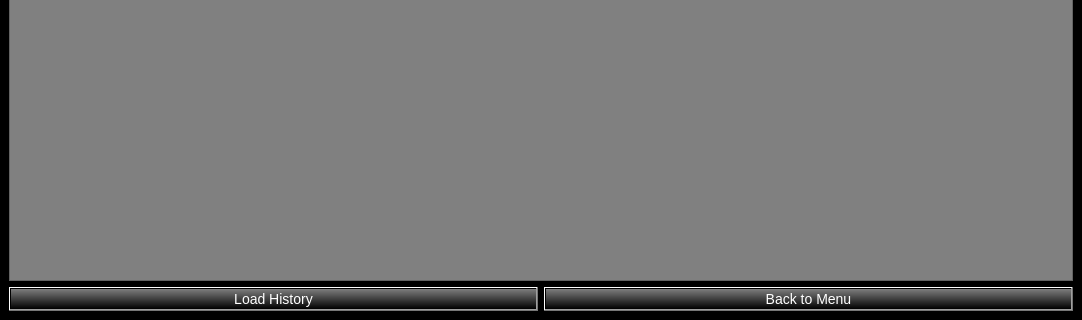
Old version of the form ui/history.ui in the repository JairusCollantes/finals; both pictures show x 0 to 1082 and y 262 to 582 of the 1082 by 582 pixel window.
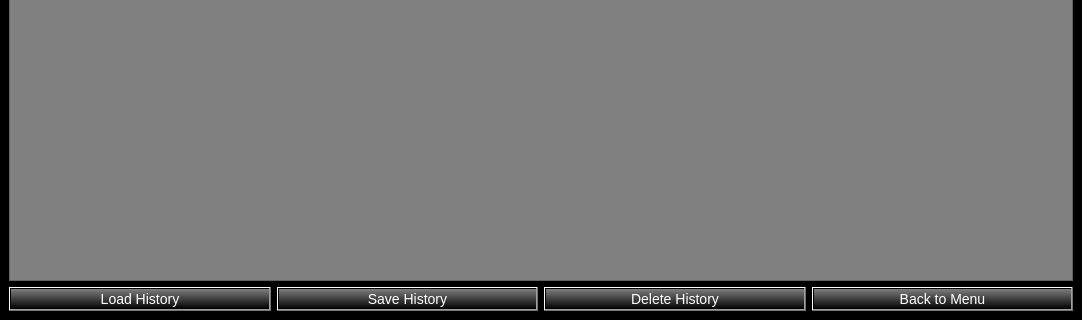
New version of the form.

```diff
--- a/ui/history.ui
+++ b/ui/history.ui
@@ -98,6 +98,32 @@
         </property>
        </widget>
       </item>
+      <item>
+       <widget class="QPushButton" name="btn_save">
+        <property name="styleSheet">
+         <string notr="true">background-color: qlineargradient(spread:pad, x1:0, y1:0, x2:0, y2:1, stop:0 rgba(125, 125, 125, 255), stop:0.5 rgb(63, 63, 63), stop: 1 rgb(0, 0, 0));
+color: white;
+font-size: 14px
+</string>
+        </property>
+        <property name="text">
+         <string>Save History</string>
+        </property>
+       </widget>
+      </item>
+      <item>
+       <widget class="QPushButton" name="btn_delete">
+        <property name="styleSheet">
+         <string notr="true">background-color: qlineargradient(spread:pad, x1:0, y1:0, x2:0, y2:1, stop:0 rgba(125, 125, 125, 255), stop:0.5 rgb(63, 63, 63), stop: 1 rgb(0, 0, 0));
+color: white;
+font-size: 14px
+</string>
+        </property>
+        <property name="text">
+         <string>Delete History</string>
+        </property>
+       </widget>
+      </item>
       <item>
        <widget class="QPushButton" name="btn_back">
         <property name="styleSheet">
```
